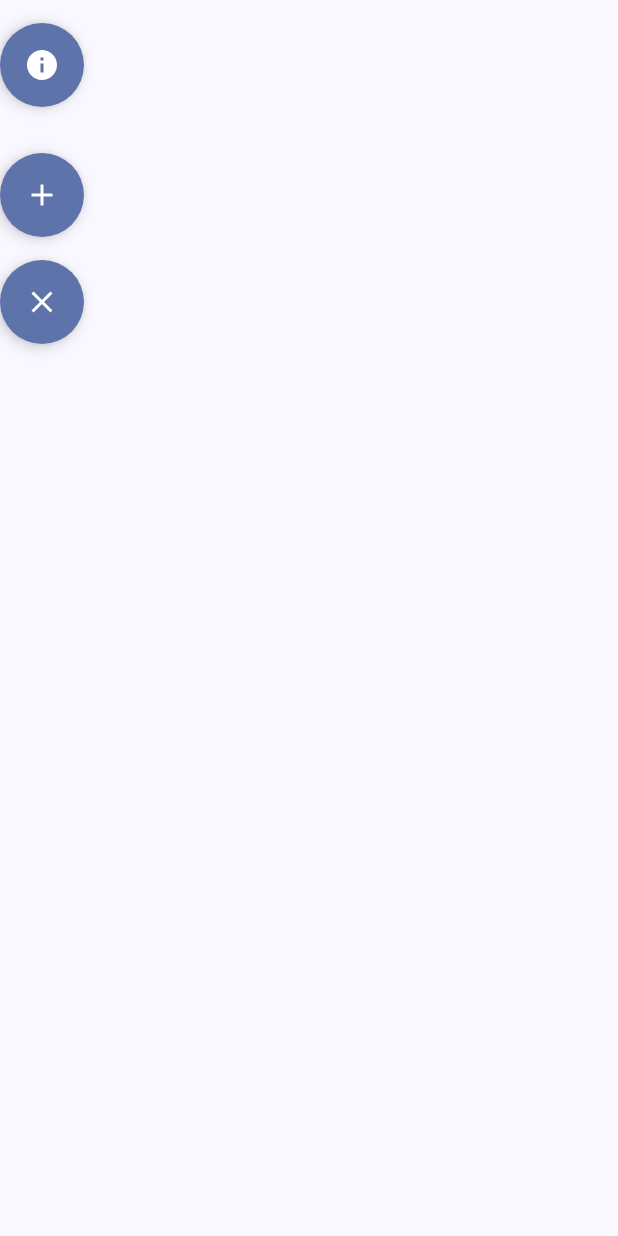
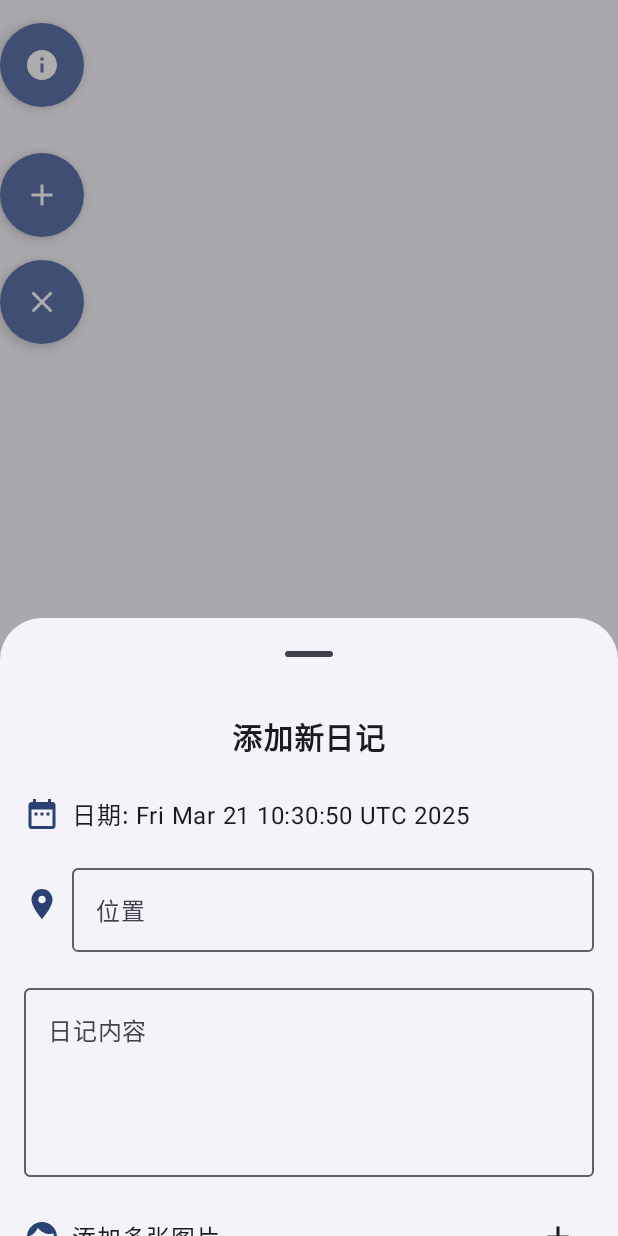
Before and after one commit to sypw233/Journal, an Android app built with Jetpack Compose: the composable AddItemFAB shown on its own in the app's theme, after a tap on "Add item", on a phone screen of 412 x 824 dp. Run offline under Robolectric (Android 15) with nearby library versions, the phone set to English and light mode, and no system bars.

Commit message:
feat: add bottom sheet for adding journal entries
This commit introduces a bottom sheet component for adding new journal entries. The bottom sheet allows users to input text, select a date, add a location, and choose multiple images. It also displays a preview of the selected images.

Key changes:

-   Added `AddJournalBottomSheet` composable: This new component provides a user interface for creating new journal entries, including date, location, text, and multiple image selection.
-   Implemented image selection with persistent URI access: Users can select multiple images, and the app now retains access to them even after restart.
-   Added image preview: A `LazyRow` displays selected images with the ability to remove them individually.
-   Implemented date and location input: Allows users to specify the date and location associated with the entry.
-   Added save functionality: Saves new journal entries with all specified details.
-   Add the image to `JournalData`: Change the `JournalData`'s images type to `Any`
-   Add the save images uri to room: Change the way `JournalData`'s images save and read to use `String`
-   Add `id count` in database.
-   Add the some permission in manifest.
-   Add room version in `libs.versions.toml`
-   add amap api in `build.gradle.kts`
-    Modify `CardComponents.kt`: Change images type to `Any`

```diff
--- /dev/null
+++ b/app/src/main/kotlin/ovo/sypw/journal/components/AddJournalBottomSheet.kt
@@ -0,0 +1,286 @@
+package ovo.sypw.journal.components
+
+import android.content.Intent
+import android.net.Uri
+import androidx.activity.compose.rememberLauncherForActivityResult
+import androidx.activity.result.contract.ActivityResultContracts
+import androidx.compose.foundation.background
+import androidx.compose.foundation.border
+import androidx.compose.foundation.clickable
+import androidx.compose.foundation.layout.Box
+import androidx.compose.foundation.layout.Column
+import androidx.compose.foundation.layout.Row
+import androidx.compose.foundation.layout.Spacer
+import androidx.compose.foundation.layout.fillMaxWidth
+import androidx.compose.foundation.layout.height
+import androidx.compose.foundation.layout.padding
+import androidx.compose.foundation.layout.size
+import androidx.compose.foundation.layout.width
+import androidx.compose.foundation.lazy.LazyRow
+import androidx.compose.foundation.lazy.items
+import androidx.compose.foundation.rememberScrollState
+import androidx.compose.foundation.shape.RoundedCornerShape
+import androidx.compose.foundation.verticalScroll
+import androidx.compose.material.icons.Icons
+import androidx.compose.material.icons.filled.Add
+import androidx.compose.material.icons.filled.Close
+import androidx.compose.material.icons.filled.DateRange
+import androidx.compose.material.icons.filled.Face
+import androidx.compose.material.icons.filled.LocationOn
+import androidx.compose.material3.Button
+import androidx.compose.material3.DatePicker
+import androidx.compose.material3.DatePickerDialog
+import androidx.compose.material3.ExperimentalMaterial3Api
+import androidx.compose.material3.Icon
+import androidx.compose.material3.IconButton
+import androidx.compose.material3.MaterialTheme
+import androidx.compose.material3.ModalBottomSheet
+import androidx.compose.material3.OutlinedTextField
+import androidx.compose.material3.Text
+import androidx.compose.material3.TextButton
+import androidx.compose.material3.rememberDatePickerState
+import androidx.compose.material3.rememberModalBottomSheetState
+import androidx.compose.runtime.Composable
+import androidx.compose.runtime.getValue
+import androidx.compose.runtime.mutableStateListOf
+import androidx.compose.runtime.mutableStateOf
+import androidx.compose.runtime.remember
+import androidx.compose.runtime.setValue
+import androidx.compose.ui.Alignment
+import androidx.compose.ui.Modifier
+import androidx.compose.ui.draw.clip
+import androidx.compose.ui.graphics.Color
+import androidx.compose.ui.platform.LocalContext
+import androidx.compose.ui.text.font.FontWeight
+import androidx.compose.ui.unit.dp
+import androidx.compose.ui.unit.sp
+import coil3.compose.AsyncImage
+import ovo.sypw.journal.data.JournalDataSource.Companion.getDataBaseIdCountWithPositive
+import ovo.sypw.journal.model.JournalData
+import ovo.sypw.journal.model.LocationData
+import ovo.sypw.journal.utils.SnackBarUtils
+import java.util.Date
+
+/**
+ * 添加日记的底部弹出框组件
+ * 支持选择定位、日期、文字和图片
+ */
+@OptIn(ExperimentalMaterial3Api::class)
+@Composable
+fun AddJournalBottomSheet(
+    onDismiss: () -> Unit,
+    onSave: (JournalData) -> Unit
+) {
+    val sheetState = rememberModalBottomSheetState(skipPartiallyExpanded = false)
+    val context = LocalContext.current
+
+    // 日记数据状态
+    var journalText by remember { mutableStateOf("") }
+    var journalDate by remember { mutableStateOf(Date()) }
+    var locationName by remember { mutableStateOf("") }
+    val selectedImages = remember { mutableStateListOf<Any>() }
+
+    // 日期选择器状态
+    var showDatePicker by remember { mutableStateOf(false) }
+    val datePickerState = rememberDatePickerState(initialSelectedDateMillis = journalDate.time)
+
+    // 图片选择器（多选）
+    val imagePickerLauncher = rememberLauncherForActivityResult(
+        contract = ActivityResultContracts.GetMultipleContents()
+    ) { uris: List<Uri> ->
+        if (uris.isNotEmpty()) {
+            // 获取持久化URI权限，确保应用重启后仍能访问图片
+            var successCount = 0
+            uris.forEach { uri ->
+                try {
+                    context.contentResolver.takePersistableUriPermission(
+                        uri,
+                        Intent.FLAG_GRANT_READ_URI_PERMISSION
+                    )
+                    selectedImages.add(uri)
+                    successCount++
+                } catch (e: Exception) {
+                    SnackBarUtils.showSnackBar("无法获取部分图片的持久访问权限: ${e.message}")
+                }
+            }
+            if (successCount > 0) {
+                SnackBarUtils.showSnackBar("已添加${successCount}张图片")
+            }
+        }
+    }
+
+    ModalBottomSheet(
+        onDismissRequest = onDismiss,
+        sheetState = sheetState
+    ) {
+        Column(
+            modifier = Modifier
+                .fillMaxWidth()
+                .padding(16.dp)
+                .verticalScroll(rememberScrollState()),
+            horizontalAlignment = Alignment.CenterHorizontally
+        ) {
+            Text(
+                text = "添加新日记",
+                fontSize = 20.sp,
+                fontWeight = FontWeight.Bold,
+                modifier = Modifier.padding(bottom = 16.dp)
+            )
+
+            // 日期选择
+            Row(
+                modifier = Modifier
+                    .fillMaxWidth()
+                    .padding(vertical = 8.dp)
+                    .clickable { showDatePicker = true },
+                verticalAlignment = Alignment.CenterVertically
+            ) {
+                Icon(
+                    imageVector = Icons.Default.DateRange,
+                    contentDescription = "选择日期",
+                    tint = MaterialTheme.colorScheme.primary
+                )
+                Spacer(modifier = Modifier.width(8.dp))
+                Text(text = "日期: $journalDate")
+            }
+
+            // 位置选择
+            Row(
+                modifier = Modifier
+                    .fillMaxWidth()
+                    .padding(vertical = 8.dp),
+                verticalAlignment = Alignment.CenterVertically
+            ) {
+                Icon(
+                    imageVector = Icons.Default.LocationOn,
+                    contentDescription = "选择位置",
+                    tint = MaterialTheme.colorScheme.primary
+                )
+                Spacer(modifier = Modifier.width(8.dp))
+                OutlinedTextField(
+                    value = locationName,
+                    onValueChange = { locationName = it },
+                    label = { Text("位置") },
+                    modifier = Modifier.fillMaxWidth()
+                )
+            }
+
+            // 文字内容
+            OutlinedTextField(
+                value = journalText,
+                onValueChange = { journalText = it },
+                label = { Text("日记内容") },
+                modifier = Modifier
+                    .fillMaxWidth()
+                    .height(150.dp)
+                    .padding(vertical = 8.dp)
+            )
+
+            // 图片选择
+            Row(
+                modifier = Modifier
+                    .fillMaxWidth()
+                    .padding(vertical = 8.dp),
+                verticalAlignment = Alignment.CenterVertically
+            ) {
+                Icon(
+                    imageVector = Icons.Default.Face,
+                    contentDescription = "选择图片",
+                    tint = MaterialTheme.colorScheme.primary
+                )
+                Spacer(modifier = Modifier.width(8.dp))
+                Text(text = "添加多张图片")
+                Spacer(modifier = Modifier.weight(1f))
+                IconButton(onClick = { imagePickerLauncher.launch("image/*") }) {
+                    Icon(Icons.Default.Add, contentDescription = "添加多张图片")
+                }
+            }
+
+            // 已选图片预览
+            if (selectedImages.isNotEmpty()) {
+                LazyRow(
+                    modifier = Modifier
+                        .fillMaxWidth()
+                        .padding(vertical = 8.dp)
+                ) {
+                    items(selectedImages) { imageRes ->
+                        Box(
+                            modifier = Modifier.padding(end = 8.dp)
+                        ) {
+                            AsyncImage(
+                                model = imageRes,
+                                contentDescription = "Selected Image",
+                                modifier = Modifier
+                                    .size(80.dp)
+                                    .clip(RoundedCornerShape(4.dp))
+                                    .border(1.dp, Color.Gray, RoundedCornerShape(4.dp))
+                            )
+                            IconButton(
+                                onClick = { selectedImages.remove(imageRes) },
+                                modifier = Modifier
+                                    .size(24.dp)
+                                    .align(Alignment.TopEnd)
+                                    .background(
+                                        Color.White.copy(alpha = 0.7f),
+                                        RoundedCornerShape(12.dp)
+                                    )
+                            ) {
+                                Icon(
+                                    imageVector = Icons.Default.Close,
+                                    contentDescription = "Remove Image",
+                                    modifier = Modifier.size(16.dp)
+                                )
+                            }
+                        }
+                    }
+                }
+            }
+
+            // 保存按钮
+            Button(
+                onClick = {
+                    val id = getDataBaseIdCountWithPositive()
+                    val newJournal = JournalData(
+                        id = id,
+                        date = journalDate,
+                        text = journalText,
+                        images = selectedImages.toMutableList(),
+                        location = if (locationName.isNotEmpty()) LocationData(name = locationName) else null
+                    )
+                    onSave(newJournal)
+                    onDismiss()
+                    SnackBarUtils.showSnackBar("已添加新日记")
+                },
+                modifier = Modifier
+                    .fillMaxWidth()
+                    .padding(vertical = 16.dp)
+            ) {
+                Text("保存")
+            }
+        }
+
+        // 日期选择器对话框
+        if (showDatePicker) {
+            DatePickerDialog(
+                onDismissRequest = { showDatePicker = false },
+                confirmButton = {
+                    TextButton(onClick = {
+                        datePickerState.selectedDateMillis?.let {
+                            journalDate = Date(it)
+                        }
+                        showDatePicker = false
+                    }) {
+                        Text("确定")
+                    }
+                },
+                dismissButton = {
+                    TextButton(onClick = { showDatePicker = false }) {
+                        Text("取消")
+                    }
+                }
+            ) {
+                DatePicker(state = datePickerState)
+            }
+        }
+    }
+}
--- a/app/src/main/kotlin/ovo/sypw/journal/components/FABComponents.kt
+++ b/app/src/main/kotlin/ovo/sypw/journal/components/FABComponents.kt
@@ -19,8 +19,6 @@ import androidx.compose.runtime.setValue
 import androidx.compose.ui.Modifier
 import androidx.compose.ui.unit.dp
 import ovo.sypw.journal.data.JournalDataSource
-import ovo.sypw.journal.data.JournalDataSource.Companion.getDataBaseIdCount
-import ovo.sypw.journal.model.JournalData
 import ovo.sypw.journal.utils.SnackBarUtils
 
 /**
@@ -45,41 +43,23 @@ fun AddItemFAB() {
         ) {
             Icon(Icons.Filled.Info, "Show images")
         }
-//
-//        if (showBottomSheet) {
-//            ModalBottomSheet(
-//                onDismissRequest = { showBottomSheet = false },
-//                sheetState = bottomSheetState
-//            ) {
-//                LazyRow(modifier = Modifier.padding(16.dp)) {
-//                    items(bitmapList) { bitmap ->
-//                        SnackbarUtils.showSnackbar("${bitmap.width} ${bitmap.height} ${bitmap.config.toString()}")
-//                        AsyncImage(
-//                            model = bitmap,
-//                            contentDescription = "Image",
-//                            modifier = Modifier
-//                                .size(200.dp)
-//                                .padding(horizontal = 8.dp)
-//                        )
-//                    }
-//                }
-//            }
-//        }
 
         FloatingActionButton(
-            onClick = {
-                val id = getDataBaseIdCount()
-                val newItem = JournalData(
-                    id = id,
-                    text = "和魏志阳邂逅${id}场鸡公煲的爱情"
-                )
-                dataSource.addItem(newItem)
-                SnackBarUtils.showSnackBar("添加了新条目 #${newItem.id}")
-            },
+            onClick = { showBottomSheet = true },
             shape = CircleShape,
             modifier = Modifier.padding(vertical = 15.dp)
         ) {
             Icon(Icons.Filled.Add, "Add item")
+        }
+
+        // 显示添加日记的底部弹出框
+        if (showBottomSheet) {
+            AddJournalBottomSheet(
+                onDismiss = { showBottomSheet = false },
+                onSave = { newJournal ->
+                    dataSource.addItem(newJournal)
+                }
+            )
         }
         FloatingActionButton(
             onClick = {
--- a/app/src/main/kotlin/ovo/sypw/journal/components/ImagePreviewComponents.kt
+++ b/app/src/main/kotlin/ovo/sypw/journal/components/ImagePreviewComponents.kt
@@ -38,7 +38,7 @@ import coil3.request.crossfade
 @OptIn(ExperimentalMaterial3Api::class)
 @Composable
 fun ImageGalleryPreview(
-    images: List<Int>,
+    images: List<Any>,
     initialIndex: Int = 0,
     onDismiss: () -> Unit
 ) {
--- a/app/src/main/kotlin/ovo/sypw/journal/data/SampleDataProvider.kt
+++ b/app/src/main/kotlin/ovo/sypw/journal/data/SampleDataProvider.kt
@@ -14,8 +14,8 @@ object SampleDataProvider {
      * @param count 图片数量
      * @return 图片列表
      */
-    internal fun generateBitmapList(count: Int): MutableList<Int> {
-        val bitmapList = mutableListOf<Int>()
+    internal fun generateBitmapList(count: Int): MutableList<Any> {
+        val bitmapList = mutableListOf<Any>()
         for (i in R.raw.test_image1..R.raw.test_image1 + count) {
             bitmapList.add(i)
         }
--- a/app/src/main/kotlin/ovo/sypw/journal/model/JournalData.kt
+++ b/app/src/main/kotlin/ovo/sypw/journal/model/JournalData.kt
@@ -14,7 +14,7 @@ data class JournalData(
     val id: Int,
     var isMark: Boolean? = false,
     val date: Date? = Date(),
-    val images: MutableList<Int>? = null,
+    val images: MutableList<Any>? = null,
     val location: LocationData? = null,
     val text: String? = null,
 )
--- a/gradle/libs.versions.toml
+++ b/gradle/libs.versions.toml
@@ -11,12 +11,16 @@ lifecycleRuntimeKtx = "2.8.7"
 activityCompose = "1.10.1"
 composeBom = "2025.03.00"
 pagingCompose = "3.3.6"
+roomRuntime = "2.6.1"
 
 
 [libraries]
 androidx-core-ktx = { group = "androidx.core", name = "core-ktx", version.ref = "coreKtx" }
 androidx-paging-compose = { module = "androidx.paging:paging-compose", version.ref = "pagingCompose" }
 
+androidx-room-ktx = { module = "androidx.room:room-ktx", version.ref = "roomRuntime" }
+androidx-room-compiler = { module = "androidx.room:room-compiler", version.ref = "roomRuntime" }
+androidx-room-runtime = { module = "androidx.room:room-runtime", version.ref = "roomRuntime" }
 coil-network-okhttp = { module = "io.coil-kt.coil3:coil-network-okhttp", version.ref = "coilNetworkOkhttp" }
 coil-compose = { module = "io.coil-kt.coil3:coil-compose", version.ref = "coilCompose" }
 junit = { group = "junit", name = "junit", version.ref = "junit" }
```
Also changed, not shown: app/build.gradle.kts (+9 -9 lines), app/src/main/AndroidManifest.xml (+17 -1 lines), app/src/main/kotlin/ovo/sypw/journal/components/CardComponents.kt (+5 -5 lines), app/src/main/kotlin/ovo/sypw/journal/data/JournalDataSource.kt (+13 -5 lines), app/src/main/kotlin/ovo/sypw/journal/data/database/JournalEntity.kt (+13 -4 lines).
